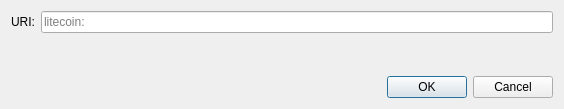
Before: the Qt Designer form src/qt/forms/openuridialog.ui in KaitoSawano/peer, drawn with Qt 5.
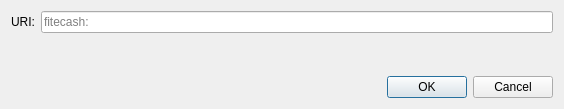
After: the same form once the commit is applied. Custom widgets are drawn as their Qt base class.

Diff of the .ui file:
```diff
--- a/src/qt/forms/openuridialog.ui
+++ b/src/qt/forms/openuridialog.ui
@@ -26,7 +26,7 @@
      <item>
       <widget class="QValidatedLineEdit" name="uriEdit">
        <property name="placeholderText">
-        <string notr="true">litecoin:</string>
+        <string notr="true">fitecash:</string>
        </property>
       </widget>
      </item>
```
Left out of the diff: 2 changed lines with no effect on the pictures.
